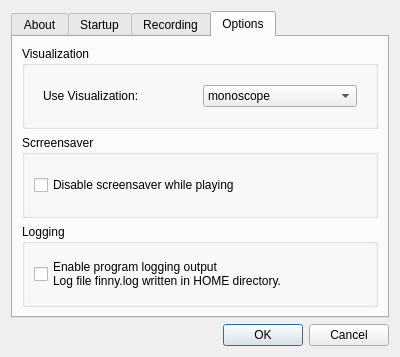
This is finny/ui/Settings.ui in RyanNerd/finny as Qt 5 draws it before an edit. The edited form follows.
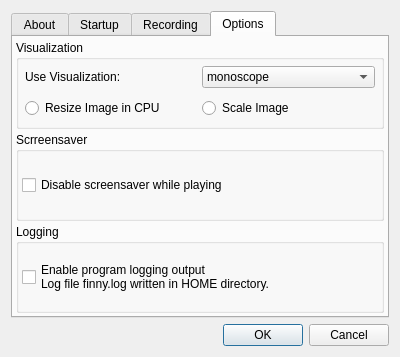
This is the edited form. Icons and pictures are not drawn.

Commit message: Added xvimagesink support. This allows us to take it easier on the CPU when the image is very large. The use of ximagesink and xvimagesink can be toggled in the settings dialog.

```diff
--- a/finny/ui/Settings.ui
+++ b/finny/ui/Settings.ui
@@ -378,12 +378,24 @@
        <string>Options</string>
       </attribute>
       <layout class="QVBoxLayout" name="verticalLayout_9">
+       <property name="spacing">
+        <number>3</number>
+       </property>
+       <property name="margin">
+        <number>3</number>
+       </property>
        <item>
         <widget class="QGroupBox" name="groupBox_3">
          <property name="title">
           <string>Visualization</string>
          </property>
          <layout class="QVBoxLayout" name="verticalLayout_11">
+          <property name="spacing">
+           <number>3</number>
+          </property>
+          <property name="margin">
+           <number>3</number>
+          </property>
           <item>
            <widget class="QWidget" name="widget_7" native="true">
             <property name="sizePolicy">
@@ -393,6 +405,12 @@
              </sizepolicy>
             </property>
             <layout class="QHBoxLayout" name="horizontalLayout_8">
+             <property name="spacing">
+              <number>3</number>
+             </property>
+             <property name="margin">
+              <number>3</number>
+             </property>
              <item>
               <widget class="QLabel" name="label_5">
                <property name="text">
@@ -462,6 +480,32 @@
             </layout>
            </widget>
           </item>
+          <item>
+           <widget class="QWidget" name="widget_8" native="true">
+            <layout class="QHBoxLayout" name="horizontalLayout_9">
+             <property name="spacing">
+              <number>3</number>
+             </property>
+             <property name="margin">
+              <number>3</number>
+             </property>
+             <item>
+              <widget class="QRadioButton" name="ximagesink">
+               <property name="text">
+                <string>Resize Image in CPU</string>
+               </property>
+              </widget>
+             </item>
+             <item>
+              <widget class="QRadioButton" name="xvimagesink">
+               <property name="text">
+                <string>Scale Image</string>
+               </property>
+              </widget>
+             </item>
+            </layout>
+           </widget>
+          </item>
          </layout>
         </widget>
        </item>
@@ -471,6 +515,12 @@
           <string>Scrreensaver</string>
          </property>
          <layout class="QVBoxLayout" name="verticalLayout_12">
+          <property name="spacing">
+           <number>3</number>
+          </property>
+          <property name="margin">
+           <number>3</number>
+          </property>
           <item>
            <widget class="QCheckBox" name="DisableScreensaver">
             <property name="text">
@@ -487,6 +537,12 @@
           <string>Logging</string>
          </property>
          <layout class="QVBoxLayout" name="verticalLayout_13">
+          <property name="spacing">
+           <number>3</number>
+          </property>
+          <property name="margin">
+           <number>3</number>
+          </property>
           <item>
            <widget class="QCheckBox" name="Logging">
             <property name="text">
```
The commit also changes 6 other files.
